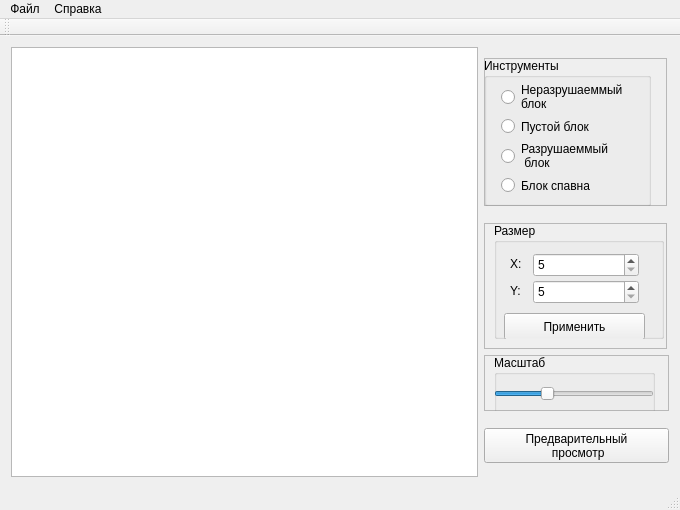
This is MapEditor/mainwindow.ui in Lonsofore/TankBattles as Qt 5 draws it before an edit. The edited form follows.
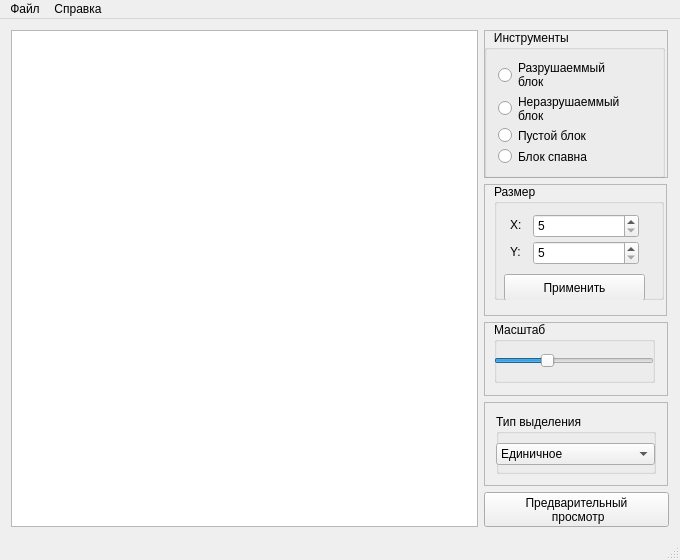
This is the edited form.

```diff
--- a/MapEditor/mainwindow.ui
+++ b/MapEditor/mainwindow.ui
@@ -7,7 +7,7 @@
     <x>0</x>
     <y>0</y>
     <width>680</width>
-    <height>510</height>
+    <height>560</height>
    </rect>
   </property>
   <property name="sizePolicy">
@@ -19,7 +19,7 @@
   <property name="minimumSize">
    <size>
     <width>680</width>
-    <height>510</height>
+    <height>560</height>
    </size>
   </property>
   <property name="maximumSize">
@@ -92,23 +92,20 @@
      </widget>
     </item>
     <item>
-     <layout class="QVBoxLayout" name="verticalLayout_3">
-      <property name="sizeConstraint">
-       <enum>QLayout::SetFixedSize</enum>
-      </property>
+     <layout class="QVBoxLayout" name="verticalLayout_2">
       <item>
        <layout class="QVBoxLayout" name="tools_layout">
         <item>
          <widget class="QFrame" name="tools_frame">
           <property name="minimumSize">
            <size>
-            <width>0</width>
-            <height>0</height>
+            <width>184</width>
+            <height>148</height>
            </size>
           </property>
           <property name="maximumSize">
            <size>
-            <width>183</width>
+            <width>184</width>
             <height>148</height>
            </size>
           </property>
@@ -123,7 +120,7 @@
             <rect>
              <x>0</x>
              <y>0</y>
-             <width>167</width>
+             <width>181</width>
              <height>148</height>
             </rect>
            </property>
@@ -131,7 +128,7 @@
             <string notr="true">border-color: rgb(0, 0, 0);</string>
            </property>
            <property name="title">
-            <string>Инструменты</string>
+            <string>   Инструменты</string>
            </property>
            <property name="flat">
             <bool>false</bool>
@@ -139,55 +136,9 @@
            <property name="checkable">
             <bool>false</bool>
            </property>
-           <widget class="QRadioButton" name="ubr_btn">
-            <property name="geometry">
-             <rect>
-              <x>17</x>
-              <y>25</y>
-              <width>141</width>
-              <height>28</height>
-             </rect>
-            </property>
-            <property name="text">
-             <string>Неразрушаеммый
-блок</string>
-            </property>
-           </widget>
-           <widget class="QRadioButton" name="emp_btn">
-            <property name="geometry">
-             <rect>
-              <x>17</x>
-              <y>59</y>
-              <width>106</width>
-              <height>19</height>
-             </rect>
-            </property>
-            <property name="text">
-             <string>Пустой блок</string>
-            </property>
-           </widget>
-           <widget class="QRadioButton" name="spwn_btn">
-            <property name="geometry">
-             <rect>
-              <x>17</x>
-              <y>118</y>
-              <width>105</width>
-              <height>19</height>
-             </rect>
-            </property>
-            <property name="text">
-             <string>Блок спавна</string>
-            </property>
-           </widget>
+           <layout class="QVBoxLayout" name="verticalLayout">
+            <item>
            <widget class="QRadioButton" name="br_btn">
-            <property name="geometry">
-             <rect>
-              <x>17</x>
-              <y>84</y>
-              <width>124</width>
-              <height>28</height>
-             </rect>
-            </property>
             <property name="font">
              <font>
               <weight>50</weight>
@@ -212,9 +163,33 @@
             </property>
             <property name="text">
              <string>Разрушаеммый
- блок</string>
-            </property>
-           </widget>
+блок</string>
+              </property>
+             </widget>
+            </item>
+            <item>
+             <widget class="QRadioButton" name="ubr_btn">
+              <property name="text">
+               <string>Неразрушаеммый
+блок</string>
+              </property>
+             </widget>
+            </item>
+            <item>
+             <widget class="QRadioButton" name="emp_btn">
+              <property name="text">
+               <string>Пустой блок</string>
+              </property>
+             </widget>
+            </item>
+            <item>
+             <widget class="QRadioButton" name="spwn_btn">
+              <property name="text">
+               <string>Блок спавна</string>
+              </property>
+             </widget>
+            </item>
+           </layout>
           </widget>
          </widget>
         </item>
@@ -232,14 +207,14 @@
           </property>
           <property name="minimumSize">
            <size>
-            <width>0</width>
-            <height>0</height>
+            <width>183</width>
+            <height>132</height>
            </size>
           </property>
           <property name="maximumSize">
            <size>
             <width>183</width>
-            <height>126</height>
+            <height>132</height>
            </size>
           </property>
           <property name="frameShape">
@@ -346,14 +321,22 @@
           </widget>
          </widget>
         </item>
+       </layout>
+      </item>
         <item>
          <layout class="QVBoxLayout" name="scale_layout">
           <item>
            <widget class="QFrame" name="scale_frame">
+          <property name="minimumSize">
+           <size>
+            <width>0</width>
+            <height>59</height>
+           </size>
+          </property>
             <property name="maximumSize">
              <size>
-              <width>187</width>
-              <height>56</height>
+            <width>184</width>
+            <height>80</height>
              </size>
             </property>
             <property name="frameShape">
@@ -399,7 +382,79 @@
             </widget>
            </widget>
           </item>
-         </layout>
+        <item>
+         <widget class="QFrame" name="Selection_frame">
+          <property name="minimumSize">
+           <size>
+            <width>184</width>
+            <height>84</height>
+           </size>
+          </property>
+          <property name="maximumSize">
+           <size>
+            <width>184</width>
+            <height>91</height>
+           </size>
+          </property>
+          <property name="frameShape">
+           <enum>QFrame::StyledPanel</enum>
+          </property>
+          <property name="frameShadow">
+           <enum>QFrame::Raised</enum>
+          </property>
+          <layout class="QVBoxLayout" name="verticalLayout_3">
+           <item>
+            <widget class="QGroupBox" name="selection_groupBox">
+             <property name="minimumSize">
+              <size>
+               <width>0</width>
+               <height>0</height>
+              </size>
+             </property>
+             <property name="title">
+              <string>Тип выделения</string>
+             </property>
+             <widget class="QComboBox" name="selection_comboBox">
+              <property name="geometry">
+               <rect>
+                <x>0</x>
+                <y>29</y>
+                <width>159</width>
+                <height>22</height>
+               </rect>
+              </property>
+              <property name="minimumSize">
+               <size>
+                <width>159</width>
+                <height>0</height>
+               </size>
+              </property>
+              <property name="maximumSize">
+               <size>
+                <width>159</width>
+                <height>16777215</height>
+               </size>
+              </property>
+              <item>
+               <property name="text">
+                <string>Единичное</string>
+               </property>
+              </item>
+              <item>
+               <property name="text">
+                <string>Множественное</string>
+               </property>
+              </item>
+              <item>
+               <property name="text">
+                <string>Отсутсвует</string>
+               </property>
+              </item>
+             </widget>
+            </widget>
+           </item>
+          </layout>
+         </widget>
         </item>
        </layout>
       </item>
@@ -449,14 +504,6 @@
    <addaction name="file"/>
    <addaction name="help"/>
   </widget>
-  <widget class="QToolBar" name="mainToolBar">
-   <attribute name="toolBarArea">
-    <enum>TopToolBarArea</enum>
-   </attribute>
-   <attribute name="toolBarBreak">
-    <bool>false</bool>
-   </attribute>
-  </widget>
   <widget class="QStatusBar" name="statusBar"/>
   <action name="Load">
    <property name="text">
```
Lines whose indentation alone changed are shown as unchanged.
